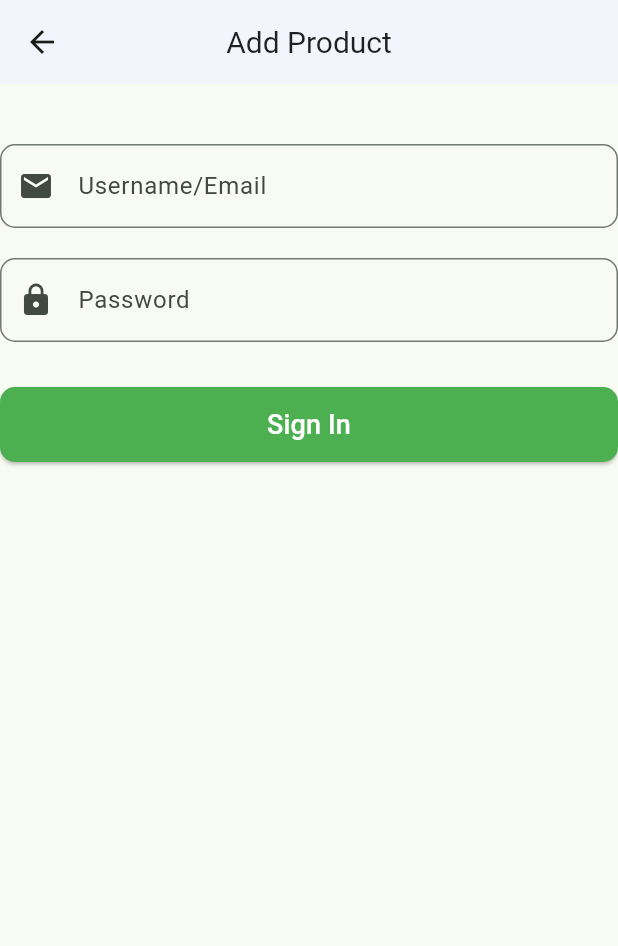
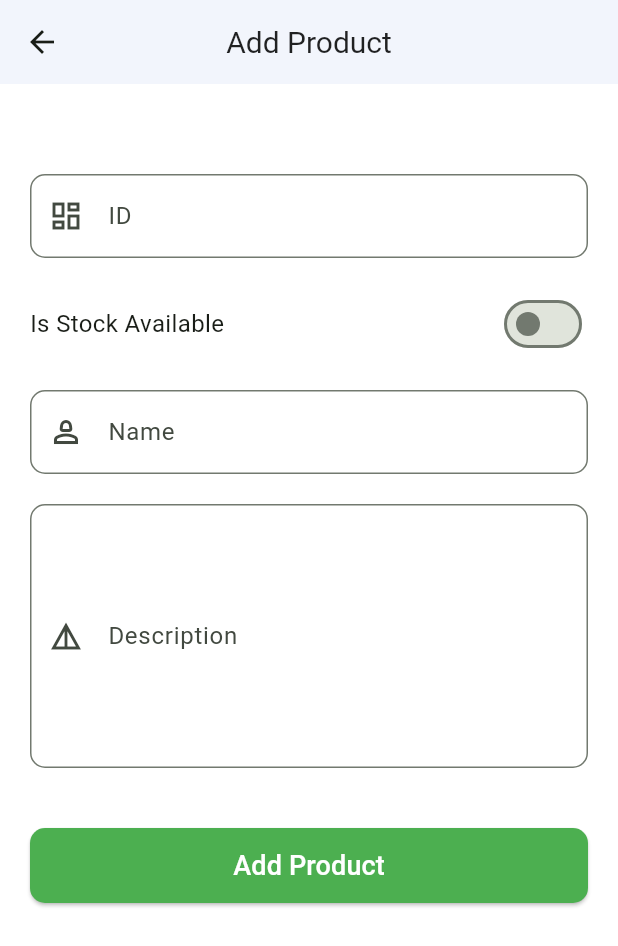
Before and after one commit to hulk7c7/agile_craft_asignment, a Flutter app: the ProductShowcase screen opened directly, after a tap on the "add box" icon, on a phone screen of 412 x 824 dp. Shown: the top 946 px of the screen. Run offline on Flutter 3.47's test engine with Material 3 defaults, Android fonts, the light colour scheme and no system bars; our stand-ins replace awesome_snackbar_content, connectivity_plus, flutter_bounce, flutter_hooks, hive, hive_flutter and 1 more; accounts and stored records are empty; network calls fail.

Commit message:
Product display page done.

```diff
--- a/lib/backend/localDB/localStorage.dart
+++ b/lib/backend/localDB/localStorage.dart
@@ -9,8 +9,8 @@ class SetUserLocalStorageV2 {
     try {
       box.put(key, v);
     } catch (e, err) {
-      GlobalFunctions.errorPrint("Got an error ==> $e");
-      GlobalFunctions.errorPrint('Error stack => $err');
+      GlobalFunctions.cPrint("Got an error ==> $e");
+      GlobalFunctions.cPrint('Error stack => $err');
     }
   }
 
--- a/lib/backend/network/request_methods.dart
+++ b/lib/backend/network/request_methods.dart
@@ -1,4 +1,6 @@
 import 'package:agile_craft_asignment/backend/network/api_urls.dart';
+import 'package:agile_craft_asignment/presentation/home/models/product_model.dart';
+import 'package:agile_craft_asignment/utils/globalWidgets.dart';
 import 'package:awesome_snackbar_content/awesome_snackbar_content.dart';
 import 'package:flutter/material.dart';
 import 'package:http/http.dart' as http;
@@ -7,19 +9,36 @@ import 'dart:convert';
 class ApiService {
 
 
-  Future<http.Response> getRequest({
+  Future<ProductList?> getRequest({
     required String targetUrl,
     Map<String, String>? headers,
     Map<String, String>? queryParameters,
+    int? statusCode = 200,
+    required BuildContext context,
+    String? purpose
   }) async {
     try {
       final uri = Uri.parse('$targetUrl').replace(queryParameters: queryParameters);
       final response = await http.get(uri, headers: headers);
-      return response;
+      if (response.statusCode == statusCode) {
+        if (response.body.isNotEmpty) {
+          final dynamic responseData = jsonDecode(response.body);
+          print('Response data: $responseData');
+          //return jsonDecode(response.body);
+          return ProductList.fromJson(jsonDecode(response.body));
+        } else {
+          print('Response body is empty.');
+        }
+      } else {
+        print('Failed with status code: ${response.statusCode}');
+        print('Response body: ${response.body}');
+        return null;
+      }
     } catch (e) {
       SnackBar(content: Text('$e'));
       throw Exception('Error in GET request: $e');
     }
+    return null;
   }
 
 
@@ -28,7 +47,8 @@ class ApiService {
     Map<String, String>? headers,
     Map<String, dynamic>? body,
     int? statusCode,
-    required BuildContext context
+    required BuildContext context,
+    String? purpose
   }) async {
     try {
       final uri = Uri.parse('$targetUrl');
@@ -53,21 +73,14 @@ class ApiService {
       } else {
         print('Failed with status code: ${response.statusCode}');
         print('Response body: ${response.body}');
-        const snackBar = SnackBar(
-          elevation: 0,
-          backgroundColor: Colors.transparent,
-          behavior: SnackBarBehavior.floating,
-          content: AwesomeSnackbarContent(
+        if(purpose=="login") {
+          showCustomSnackBar(
+            context: context,
             title: 'Unable to Sign In!',
-            message:
-            'Please check your credentials again',
+            message: "Please check your credentials again.",
             contentType: ContentType.failure,
-            inMaterialBanner: true,
-          ),
-        );
-        ScaffoldMessenger.of(context)
-          ..hideCurrentSnackBar()
-          ..showSnackBar(snackBar);
+          );
+        }
       }
     } catch (e) {
       SnackBar(content: Text('${e}'));
--- a/lib/presentation/addProduct/pages/addProduct_screen.dart
+++ b/lib/presentation/addProduct/pages/addProduct_screen.dart
@@ -1,13 +1,18 @@
 
 
+import 'package:agile_craft_asignment/utils/globalWidgets.dart';
 import 'package:flutter/material.dart';
 import 'package:hooks_riverpod/hooks_riverpod.dart';
+import 'package:flutter_hooks/flutter_hooks.dart';
 
 class AddProductScreen extends HookConsumerWidget {
-  const AddProductScreen({super.key});
+  const AddProductScreen({Key? key}) : super(key: key);
+
 
   @override
   Widget build(BuildContext context, WidgetRef ref) {
+    final isSwitched = useState(false);
+
     return SafeArea(
         child: Scaffold(
           appBar: AppBar(
@@ -21,62 +26,66 @@ class AddProductScreen extends HookConsumerWidget {
               ),
             ),
           ),
-      body: Column(
+          backgroundColor: Color(0xFFffffff),
+      body: Padding(
+        padding: const EdgeInsets.all(20.0),
+        child: Column(
           children: [
             SizedBox(height: 40),
-          TextFormField(
+            customTextFormField(
+              labelText: 'ID',
+              prefixIcon: Icons.dashboard_outlined,
               keyboardType: TextInputType.number,
-            decoration: InputDecoration(
-              labelText: 'Username/Email',
-              border: OutlineInputBorder(
-                borderRadius: BorderRadius.circular(10),
-              ),
-              prefixIcon: Icon(Icons.email),
-            ),
-            onChanged: (value){
-              //email.value = value;
+              onChanged: (String v) {
+
               },
             ),
             SizedBox(height: 20),
-          TextFormField(
-            obscureText: true,
-            decoration: InputDecoration(
-              labelText: 'Password',
-              border: OutlineInputBorder(
-                borderRadius: BorderRadius.circular(10),
+            Row(
+              mainAxisAlignment: MainAxisAlignment.spaceBetween,
+              children: [
+                Text(
+                  'Is Stock Available',
+                  style: TextStyle(fontSize: 16.0),
                 ),
-              prefixIcon: Icon(Icons.lock),
-            ),
-            onChanged: (value){
-              //pass.value = value;
+                Switch(
+                  value: isSwitched.value,
+                  onChanged: (value) {
+                    isSwitched.value = value;
                   },
                 ),
-          SizedBox(height: 30),
-          //(isLoading.value) ?
-          SizedBox(
-            width: double.infinity,
-            height: 50,
-            child: ElevatedButton(
-              onPressed: () async{
+              ],
+            ),
+            SizedBox(height: 20),
+            customTextFormField(
+              labelText: 'Name',
+              prefixIcon: Icons.person_2_outlined,
+              onChanged: (String v) {
 
               },
-              style: ElevatedButton.styleFrom(
-                shape: RoundedRectangleBorder(
-                  borderRadius: BorderRadius.circular(10),
             ),
-                backgroundColor: Colors.green,
+            SizedBox(height: 20),
+            customTextFormField(
+              maxLines: 6,
+              labelText: 'Description',
+              prefixIcon: Icons.details_sharp,
+              onChanged: (String v) {
+
+              },
             ),
-              child: Text(
-                'Sign In',
-                style: TextStyle(fontSize: 18, color: Colors.white),
-              ),
-            ),
-          ),
+            SizedBox(height: 40),
+            //(isLoading.value) ?
+            customElevatedButton(
+                text: 'Add Product',
+                onPressed: () {
+
+             }),
                 //:
             //CircularProgressIndicator(color: Colors.green,),
             SizedBox(height: 20),
           ],
         ),
+      ),
     ));
   }
 }
--- a/lib/presentation/home/pages/displayProducts.dart
+++ b/lib/presentation/home/pages/displayProducts.dart
@@ -1,22 +1,37 @@
 
 
+import 'dart:convert';
+
+import 'package:agile_craft_asignment/backend/network/api_urls.dart';
+import 'package:agile_craft_asignment/backend/network/request_methods.dart';
 import 'package:agile_craft_asignment/presentation/addProduct/pages/addProduct_screen.dart';
+import 'package:agile_craft_asignment/presentation/home/models/product_model.dart';
+import 'package:agile_craft_asignment/utils/globalStrings.dart';
 import 'package:flutter/material.dart';
 import 'package:flutter_bounce/flutter_bounce.dart';
 import 'package:hooks_riverpod/hooks_riverpod.dart';
+import 'package:flutter_hooks/flutter_hooks.dart';
 
 class ProductShowcase extends HookConsumerWidget {
-  const ProductShowcase({super.key});
+  const ProductShowcase({Key? key}) : super(key: key);
 
   @override
   Widget build(BuildContext context, WidgetRef ref) {
 
-    // useEffect(() {
-    //   Future.microtask((){
-    //
-    //   });
-    //   return null;
-    // },[]);
+    final products = useState<ProductList>(ProductList(products: []));
+
+    useEffect(() {
+      Future.microtask((){
+        ApiService().getRequest(
+            targetUrl: APIUrls.getProduct,
+            context: context,
+            headers: GlobalStrings.header
+        ).then((onValue){
+          if(onValue!=null) products.value = onValue;
+        });
+      });
+      return null;
+    },[]);
 
 
     return SafeArea(
@@ -44,7 +59,7 @@ class ProductShowcase extends HookConsumerWidget {
         child: Icon(Icons.add_box_outlined, size: 24.0, color: Colors.white,),
       ),
       body: ListView.builder(
-        itemCount: 10,
+        itemCount: products.value.products.length,
         itemBuilder: (BuildContext context, int index) {
           // Return your widget for the current index
           return Container(
@@ -63,14 +78,14 @@ class ProductShowcase extends HookConsumerWidget {
                 mainAxisAlignment: MainAxisAlignment.spaceBetween,
                 children: [
                   SizedBox(width: 10,),
-                  Icon(Icons.production_quantity_limits_sharp, color: Colors.green,),
+                  Icon(Icons.production_quantity_limits_sharp, color: (products.value.products[index].isAvailable) ? Colors.green : Colors.red,),
                   SizedBox(width: 10,),
                   Expanded(
                     child: Column(
                       crossAxisAlignment: CrossAxisAlignment.start,
                       children: [
-                        Text('Item $index', style: TextStyle(fontSize: 16.0, fontWeight: FontWeight.bold)),
-                        Text('This is description.'*5, style: TextStyle(fontSize: 14.0)),
+                        Text('${products.value.products[index].name}', style: TextStyle(fontSize: 16.0, fontWeight: FontWeight.bold)),
+                        Text('${products.value.products[index].description}', style: TextStyle(fontSize: 14.0)),
                       ],
                     ),
                   ),
--- a/lib/presentation/splash/pages/splash_screen.dart
+++ b/lib/presentation/splash/pages/splash_screen.dart
@@ -39,6 +39,7 @@ class _SplashScreenState extends State<SplashScreen> with SingleTickerProviderSt
       Navigator.pushReplacement(
         context,
         MaterialPageRoute(builder: (context) => (GetUserLocalStorageV2().isLogin() == true) ? ProductShowcase() : Authentication()),  // Replace HomeScreen with your next screen
+        //MaterialPageRoute(builder: (context) => ProductShowcase()),  // Replace HomeScreen with your next screen
       );
     });
   }
--- a/lib/utils/globalFunctions.dart
+++ b/lib/utils/globalFunctions.dart
@@ -7,6 +7,8 @@ import 'package:flutter/cupertino.dart';
 
 abstract class GlobalFunctions {
 
+  static bool willPrint = true;
+
   static Future<bool> internetIsConnected() async {
     final connectivityResult = await (Connectivity().checkConnectivity());
     bool connected =
@@ -14,9 +16,7 @@ abstract class GlobalFunctions {
     return connected;
   }
 
-  static void errorPrint(dynamic object) {
-    log("", error: '\x1b[41m' + '\x1b[47m' + ' [Error] : $object ' + '\x1b[0m');
-  }
+  static void cPrint(dynamic object) { if(willPrint) print(object); }
 
   static Size getSize(BuildContext context) {
     return MediaQuery.of(context).size;
--- a/lib/utils/globalWidgets.dart
+++ b/lib/utils/globalWidgets.dart
@@ -0,0 +1,84 @@
+
+
+import 'package:awesome_snackbar_content/awesome_snackbar_content.dart';
+import 'package:flutter/material.dart';
+
+Widget customTextFormField({
+  required String labelText,
+  required IconData prefixIcon,
+  int maxLines = 1,
+  TextInputType keyboardType = TextInputType.text,
+  required Function(String) onChanged,
+  double borderRadius = 10.0,
+  bool obscureText = false,
+}) {
+  return TextFormField(
+    maxLines: maxLines,
+    keyboardType: keyboardType,
+    decoration: InputDecoration(
+      labelText: labelText,
+      border: OutlineInputBorder(
+        borderRadius: BorderRadius.circular(borderRadius),
+      ),
+      prefixIcon: Icon(prefixIcon),
+    ),
+    onChanged: onChanged,
+  );
+}
+
+
+Widget customElevatedButton({
+  required String text,
+  required VoidCallback onPressed,
+  double width = double.infinity,
+  double height = 50.0,
+  double borderRadius = 10.0,
+  Color backgroundColor = Colors.green,
+  TextStyle textStyle = const TextStyle(fontSize: 18, color: Colors.white),
+}) {
+  return SizedBox(
+    width: width,
+    height: height,
+    child: ElevatedButton(
+      onPressed: onPressed,
+      style: ElevatedButton.styleFrom(
+        shape: RoundedRectangleBorder(
+          borderRadius: BorderRadius.circular(borderRadius),
+        ),
+        backgroundColor: backgroundColor,
+      ),
+      child: Text(
+        text,
+        style: textStyle,
+      ),
+    ),
+  );
+}
+
+
+void showCustomSnackBar({
+  required BuildContext context,
+  required String title,
+  required String message,
+  required ContentType contentType,
+  Color backgroundColor = Colors.transparent,
+  bool inMaterialBanner = true,
+  SnackBarBehavior behavior = SnackBarBehavior.floating,
+  double elevation = 0,
+}) {
+  final snackBar = SnackBar(
+    elevation: elevation,
+    backgroundColor: backgroundColor,
+    behavior: behavior,
+    content: AwesomeSnackbarContent(
+      title: title,
+      message: message,
+      contentType: contentType,
+      inMaterialBanner: inMaterialBanner,
+    ),
+  );
+
+  ScaffoldMessenger.of(context)
+    ..hideCurrentSnackBar()
+    ..showSnackBar(snackBar);
+}
```
Also changed, not shown: lib/presentation/authentication/pages/login_screen.dart (+30 -72 lines), lib/presentation/home/models/product_model.dart (+18 -0 lines). Lines whose indentation alone changed are shown as unchanged.
